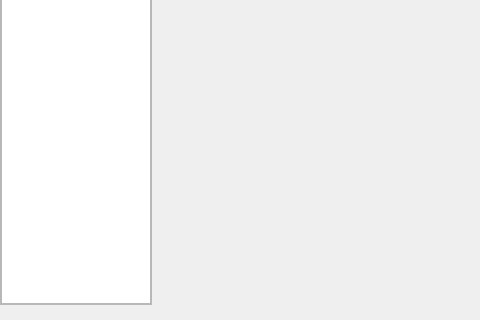
First picture: the form in Client/teachwin.ui, repository DatabasesWorks/Stacked_EducationalPlatform, before the edit; both pictures show x 0 to 480 and y 160 to 480 of the 640 by 480 pixel window.
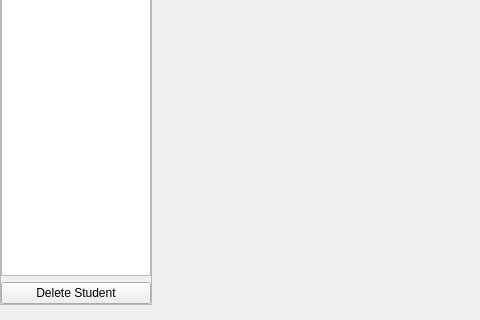
Second picture: the form after the edit.

Commit message: populate list and added delete button

```diff
--- a/Client/teachwin.ui
+++ b/Client/teachwin.ui
@@ -135,6 +135,13 @@
                </property>
               </widget>
              </item>
+             <item row="1" column="0">
+              <widget class="QPushButton" name="pushButton">
+               <property name="text">
+                <string>Delete Student</string>
+               </property>
+              </widget>
+             </item>
             </layout>
            </item>
           </layout>
```
The commit also changes 2 other files.
